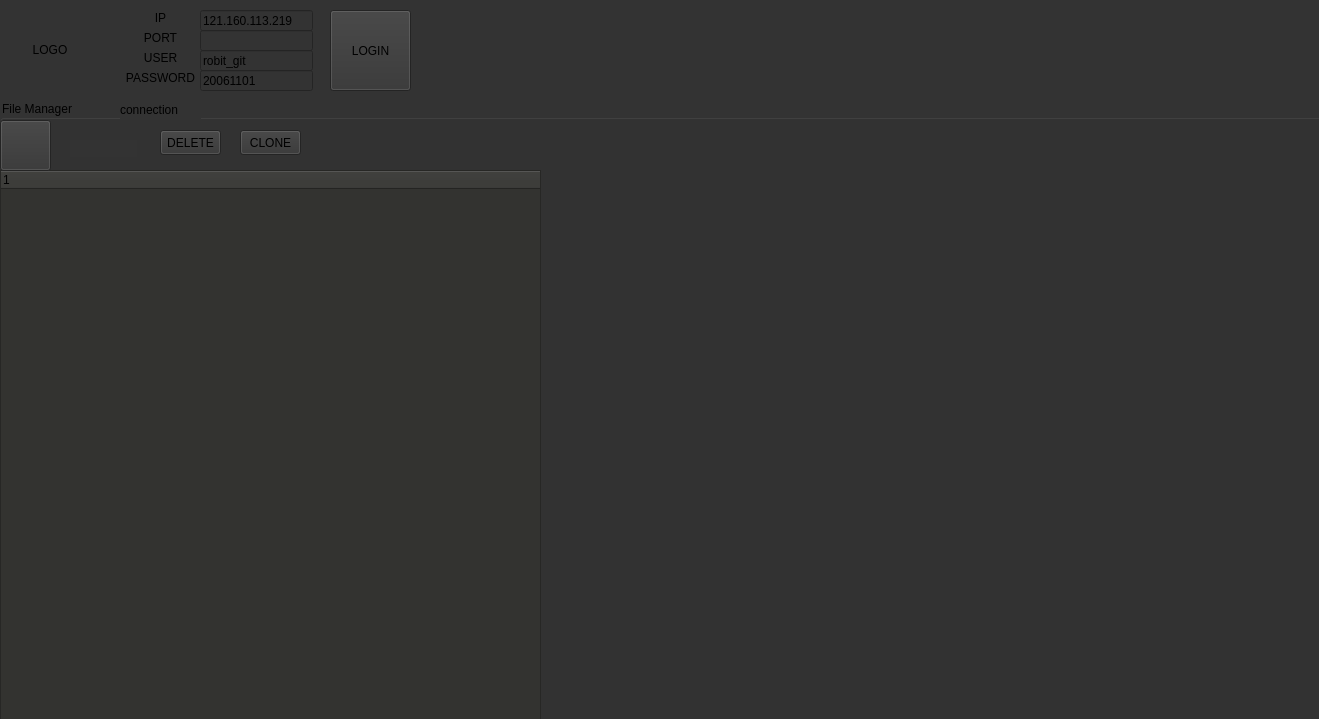
Before: the Qt Designer form robit.ui in mjlee111/robit_git, drawn with Qt 5.
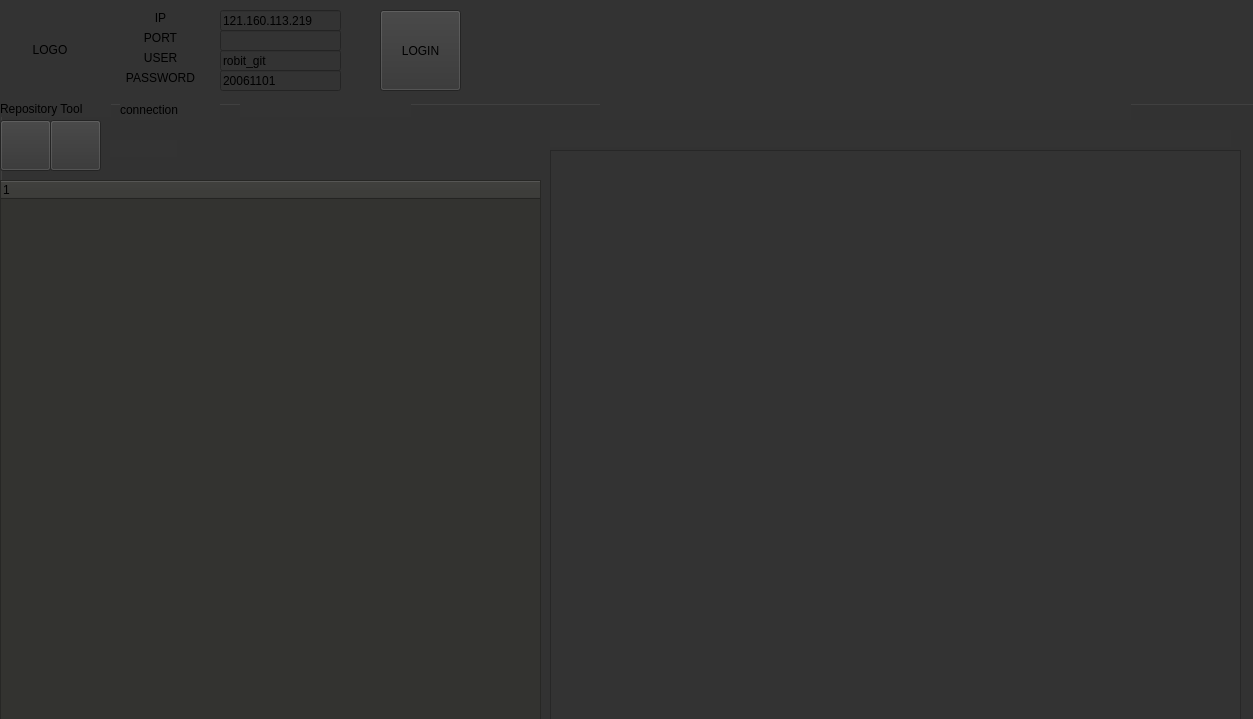
After: the same form once the commit is applied.

The edit to the form file:
```diff
--- a/robit.ui
+++ b/robit.ui
@@ -6,7 +6,7 @@
    <rect>
     <x>0</x>
     <y>0</y>
-    <width>1319</width>
+    <width>1253</width>
     <height>719</height>
    </rect>
   </property>
@@ -51,7 +51,7 @@
     <number>0</number>
    </property>
   </widget>
-  <widget class="QLabel" name="label">
+  <widget class="QLabel" name="label_ip">
    <property name="geometry">
     <rect>
      <x>110</x>
@@ -118,9 +118,9 @@
   <widget class="QLineEdit" name="input_IP">
    <property name="geometry">
     <rect>
-     <x>200</x>
+     <x>220</x>
      <y>10</y>
-     <width>113</width>
+     <width>121</width>
      <height>21</height>
     </rect>
    </property>
@@ -131,9 +131,9 @@
   <widget class="QLineEdit" name="input_PORT">
    <property name="geometry">
     <rect>
-     <x>200</x>
+     <x>220</x>
      <y>30</y>
-     <width>113</width>
+     <width>121</width>
      <height>21</height>
     </rect>
    </property>
@@ -141,9 +141,9 @@
   <widget class="QLineEdit" name="input_password">
    <property name="geometry">
     <rect>
-     <x>200</x>
+     <x>220</x>
      <y>70</y>
-     <width>113</width>
+     <width>121</width>
      <height>21</height>
     </rect>
    </property>
@@ -154,9 +154,9 @@
   <widget class="QLineEdit" name="input_USER">
    <property name="geometry">
     <rect>
-     <x>200</x>
+     <x>220</x>
      <y>50</y>
-     <width>113</width>
+     <width>121</width>
      <height>21</height>
     </rect>
    </property>
@@ -167,7 +167,7 @@
   <widget class="QPushButton" name="login_btn">
    <property name="geometry">
     <rect>
-     <x>330</x>
+     <x>380</x>
      <y>10</y>
      <width>81</width>
      <height>81</height>
@@ -186,16 +186,19 @@
      <height>621</height>
     </rect>
    </property>
+   <property name="styleSheet">
+    <string notr="true">QGroupBox {color white;};</string>
+   </property>
    <property name="title">
-    <string>File Manager</string>
+    <string/>
    </property>
    <widget class="QLabel" name="connection">
     <property name="geometry">
      <rect>
       <x>200</x>
       <y>0</y>
-      <width>21</width>
-      <height>17</height>
+      <width>20</width>
+      <height>20</height>
      </rect>
     </property>
     <property name="font">
@@ -227,9 +230,9 @@
     <property name="geometry">
      <rect>
       <x>0</x>
-      <y>70</y>
+      <y>80</y>
       <width>541</width>
-      <height>551</height>
+      <height>541</height>
      </rect>
     </property>
     <property name="styleSheet">
@@ -258,7 +261,7 @@
    <widget class="QLabel" name="loading">
     <property name="geometry">
      <rect>
-      <x>70</x>
+      <x>110</x>
       <y>40</y>
       <width>67</width>
       <height>17</height>
@@ -284,39 +287,62 @@
    <widget class="QPushButton" name="delete_btn">
     <property name="geometry">
      <rect>
-      <x>160</x>
-      <y>30</y>
-      <width>61</width>
-      <height>25</height>
+      <x>50</x>
+      <y>20</y>
+      <width>51</width>
+      <height>51</height>
      </rect>
     </property>
     <property name="styleSheet">
      <string notr="true"/>
     </property>
     <property name="text">
-     <string>DELETE</string>
+     <string/>
     </property>
    </widget>
-   <widget class="QPushButton" name="clone_btn">
+   <widget class="QLabel" name="label">
     <property name="geometry">
      <rect>
-      <x>240</x>
+      <x>0</x>
+      <y>0</y>
+      <width>111</width>
+      <height>17</height>
+     </rect>
+    </property>
+    <property name="text">
+     <string>Repository Tool</string>
+    </property>
+   </widget>
+   <widget class="QTextBrowser" name="textBrowser">
+    <property name="geometry">
+     <rect>
+      <x>550</x>
+      <y>50</y>
+      <width>691</width>
+      <height>571</height>
+     </rect>
+    </property>
+   </widget>
+   <widget class="QLabel" name="label_path">
+    <property name="geometry">
+     <rect>
+      <x>550</x>
       <y>30</y>
-      <width>61</width>
-      <height>25</height>
+      <width>681</width>
+      <height>17</height>
      </rect>
     </property>
     <property name="text">
-     <string>CLONE</string>
+     <string/>
     </property>
    </widget>
   </widget>
   <widget class="QLabel" name="head">
    <property name="geometry">
     <rect>
-     <x>420</x>
-     <y>0</y>
-     <width>890</width>
+     <x>600</x>
+     <y>10</y>
+     <width>531</width>
      <height>110</height>
     </rect>
    </property>
```
Left out of the diff: 6 changed lines with no effect on the pictures.
